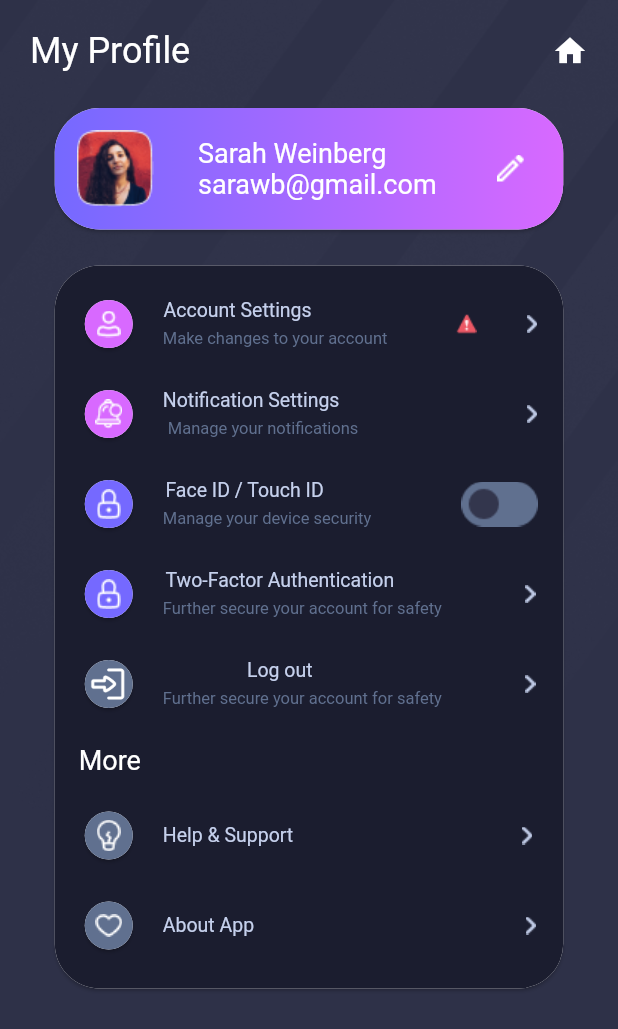
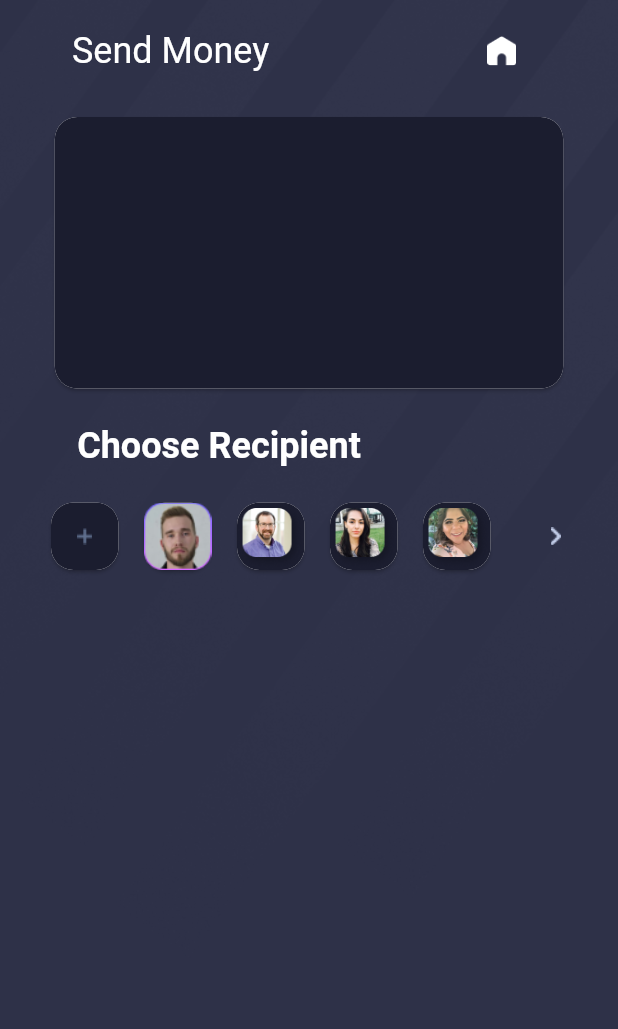
Before and after one commit to Giselz/interwise, a Flutter app: the screen it shows after launch, on a phone screen of 412 x 824 dp. Shown: the top 1029 px of the screen. Run offline on Flutter 3.47's test engine with Material 2 defaults, Android fonts, the phone set to English and light mode, and no system bars.

Commit message:
Adiçao da page Send Money, cards e imagens

```diff
--- a/lib/main.dart
+++ b/lib/main.dart
@@ -1,6 +1,7 @@
 import 'package:flutter/material.dart';
 import 'package:interwise/pages/my_profile.dart';
 import 'package:interwise/pages/palette.dart';
+import 'package:interwise/pages/send_money.dart';
 import 'pages/login.dart';
 import 'package:interwise/pages/recipients.dart';
 
@@ -18,11 +19,12 @@ class MyApp extends StatelessWidget {
       theme: ThemeData(
         primarySwatch: Palette.kToDark,
       ),
-      initialRoute: '/my_profile',
+      initialRoute: '/send_money',
       routes: {
         '/' : (_) => const Login(),
         '/recipients' : (_) => const Recipients(),
         '/my_profile' : (_) => const MyProfile(),
+        '/send_money' : (_) => const SendMoney(),
       },
     );
   }
--- a/lib/pages/my_profile.dart
+++ b/lib/pages/my_profile.dart
@@ -25,15 +25,18 @@ class _MyProfileState extends State<MyProfile> {
                     padding: const EdgeInsets.all(20.0),
                     child: Row(
                       mainAxisAlignment: MainAxisAlignment.spaceBetween,
-                      children: const [
-                        Text(
+                      children:  [
+                        const Text(
                           'My Profile',
                           style: TextStyle(
                               color: Colors.white,
                               fontSize: 24.0,
                               fontWeight: FontWeight.w400),
                         ),
-                        Icon(Icons.home, color: Colors.white)
+                        Image.asset('assets/home.png',
+                              color: Colors.white,
+                              width: 20.0,
+                              height: 20.0,),
                       ],
                     ),
                   ),
--- /dev/null
+++ b/lib/pages/send_money.dart
@@ -0,0 +1,210 @@
+import 'package:flutter/material.dart';
+
+class SendMoney extends StatefulWidget {
+  const SendMoney({Key? key}) : super(key: key);
+
+  @override
+  _SendMoneyState createState() => _SendMoneyState();
+}
+
+class _SendMoneyState extends State<SendMoney> {
+  @override
+  Widget build(BuildContext context) {
+    return Scaffold(
+      backgroundColor: const Color(0xFF2E3148),
+      body: SafeArea(
+        child: SingleChildScrollView(
+          child: Center(
+            child: Column(
+              crossAxisAlignment: CrossAxisAlignment.center,
+              children: [
+                Stack(
+                  children: [
+                    Image.asset('assets/background.png'),
+                    Column(
+                      children: [
+                        Padding(
+                          padding: const EdgeInsets.all(20.0),
+                          child: Row(
+                            children: [
+                              const Padding(
+                                padding:  EdgeInsets.only(left: 28.0, bottom: 6.0),
+                                child: Text(
+                                  'Send Money',
+                                  style: TextStyle(
+                                      color: Colors.white,
+                                      fontSize: 24.0,
+                                      fontWeight: FontWeight.w400),
+                                ),
+                              ),
+                              Padding(
+                                padding: const EdgeInsets.only(left: 145.0, bottom: 6.0),
+                                child: Image.asset('assets/home.png',
+                                color: Colors.white,
+                                width: 20.0,
+                                height: 20.0,),
+                              ),
+                            ],
+                          ),
+                          ),
+                          SizedBox(
+                              width: 347.0,
+                              height: 189.0,
+                              child: Card(
+                                shape: RoundedRectangleBorder(
+                                  borderRadius: BorderRadius.circular(15.0),
+                                ),
+                            child: Container(
+                                  decoration: BoxDecoration(
+                                    shape: BoxShape.rectangle,
+                                    color: const Color(0xFF1B1D2F),
+                                  borderRadius: BorderRadius.circular(15.0)
+                                  ),
+                        ),
+                      ),
+                    ),const
+                          Padding(
+                            padding: EdgeInsets.only(top: 20.0, bottom: 20.0, right: 120.0),
+                            child:  Text('Choose Recipient',
+                            style: TextStyle(
+                              color: Colors.white, fontSize: 24.0, fontWeight: FontWeight.w600),
+                            ),
+                          ),
+                          Row(
+                            children: [
+                              Padding(
+                                padding: const EdgeInsets.only(left: 30.0, right: 9.0),
+                                child: SizedBox(
+                                    width: 53.0,
+                                    height: 53.0,
+                                    child: Card(
+                                      shape: RoundedRectangleBorder(
+                                        borderRadius: BorderRadius.circular(15.0),
+                                        ),
+                                        child: Container(
+                                                  decoration: BoxDecoration(
+                                                    shape: BoxShape.rectangle,
+                                                    color: const Color(0xFF1B1D2F),
+                                                  borderRadius: BorderRadius.circular(15.0)
+                                                  ),
+                                                  child: const  Image(
+                                                    image: AssetImage('assets/add.png'),
+                                                    width: 15.5,
+                                                    height: 16.98,
+                                                    color: Color(0xFF60708F),
+                                                    ),
+                                                  ),
+                                                  ),
+                                                ),
+                                    ),
+                              Padding(
+                                padding: const EdgeInsets.only(right: 9.0),
+                                child: SizedBox(
+                                    width: 53.0,
+                                    height: 53.0,
+                                    child: Card(
+                                      shape: RoundedRectangleBorder(
+                                        borderRadius: BorderRadius.circular(15.0),
+                                        ),
+                                        child: Container(
+                                                  decoration: BoxDecoration(
+                                                    shape: BoxShape.rectangle,
+                                                    color: const Color(0xFF1B1D2F),
+                                                  borderRadius: BorderRadius.circular(15.0)
+                                                  ),
+                                                  child: const  Image(
+                                                    image: AssetImage('assets/joseph.png')
+                                                    ),
+                                                  ),
+                                                  ),
+                                                ),
+                                    ),
+                              Padding(
+                                padding: const EdgeInsets.only(right: 9.0),
+                                child: SizedBox(
+                                    width: 53.0,
+                                    height: 53.0,
+                                    child: Card(
+                                      shape: RoundedRectangleBorder(
+                                        borderRadius: BorderRadius.circular(15.0),
+                                        ),
+                                        child: Container(
+                                                  decoration: BoxDecoration(
+                                                    shape: BoxShape.rectangle,
+                                                    color: const Color(0xFF1B1D2F),
+                                                  borderRadius: BorderRadius.circular(15.0)
+                                                  ),
+                                                  child: const  Image(
+                                                    image: AssetImage('assets/joseph_weish.png'),
+                                                    width: 53.0,
+                                                    height: 53.0,
+                                                    ),
+                                                  ),
+                                                  ),
+                                                ),
+                                    ),
+                              Padding(
+                                padding: const EdgeInsets.only(right: 9.0),
+                                child: SizedBox(
+                                    width: 53.0,
+                                    height: 53.0,
+                                    child: Card(
+                                      shape: RoundedRectangleBorder(
+                                        borderRadius: BorderRadius.circular(15.0),
+                                        ),
+                                        child: Container(
+                                                  decoration: BoxDecoration(
+                                                    shape: BoxShape.rectangle,
+                                                    color: const Color(0xFF1B1D2F),
+                                                  borderRadius: BorderRadius.circular(15.0)
+                                                  ),
+                                                  child: const  Image(
+                                                    image: AssetImage('assets/woman_one.png')
+                                                    ),
+                                                  ),
+                                                  ),
+                                                ),
+                                    ),
+                              Padding(
+                                padding: const EdgeInsets.only(right: 9.0),
+                                child: SizedBox(
+                                    width: 53.0,
+                                    height: 53.0,
+                                    child: Card(
+                                      shape: RoundedRectangleBorder(
+                                        borderRadius: BorderRadius.circular(15.0),
+                                        ),
+                                        child: Container(
+                                                  decoration: BoxDecoration(
+                                                    shape: BoxShape.rectangle,
+                                                    color: const Color(0xFF1B1D2F),
+                                                  borderRadius: BorderRadius.circular(15.0)
+                                                  ),
+                                                  child: const  Image(
+                                                    image: AssetImage('assets/woman_two.png')
+                                                    ),
+                                                  ),
+                                                  ),
+                                                ),
+                                    ),const
+                                    Padding(padding: EdgeInsets.only(left: 27.0, right: 10.0),
+                                    child: Image(
+                                      image: AssetImage('assets/right_arrow.png'),
+                                      width: 7.0,
+                                      height: 12.0,
+                                      ),
+                                    ),
+                            ],
+                          )
+                      ],
+                    )
+                  ],
+                )
+              ],
+            ),
+          ),
+        )
+        ),
+    );
+  }
+}
```
Also changed, not shown: assets/add.png (added), assets/joseph.png (added), assets/joseph_weish.png (added), assets/woman_one.png (added), assets/woman_two.png (added).
